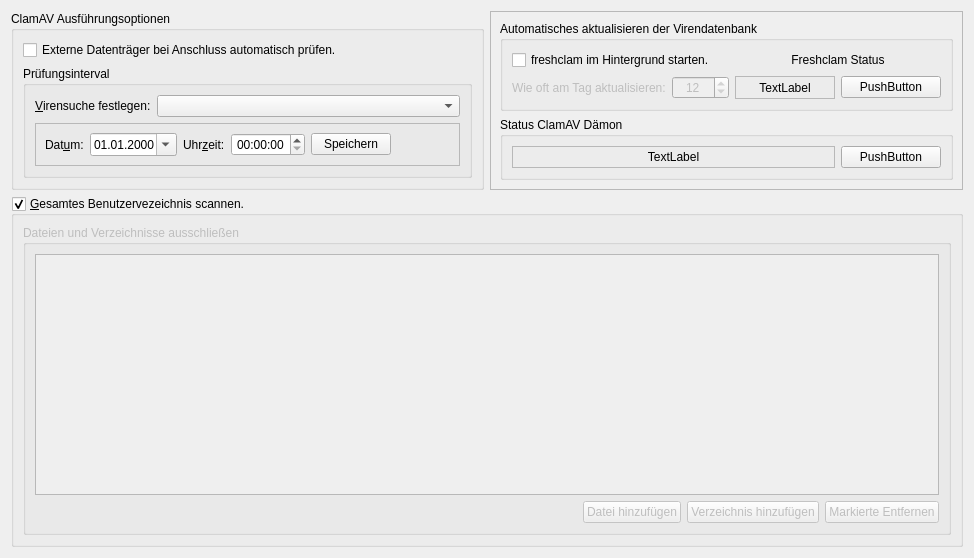
Old version of the form ui/tabscanscheduling.ui in the repository elgolondrino/clamui.
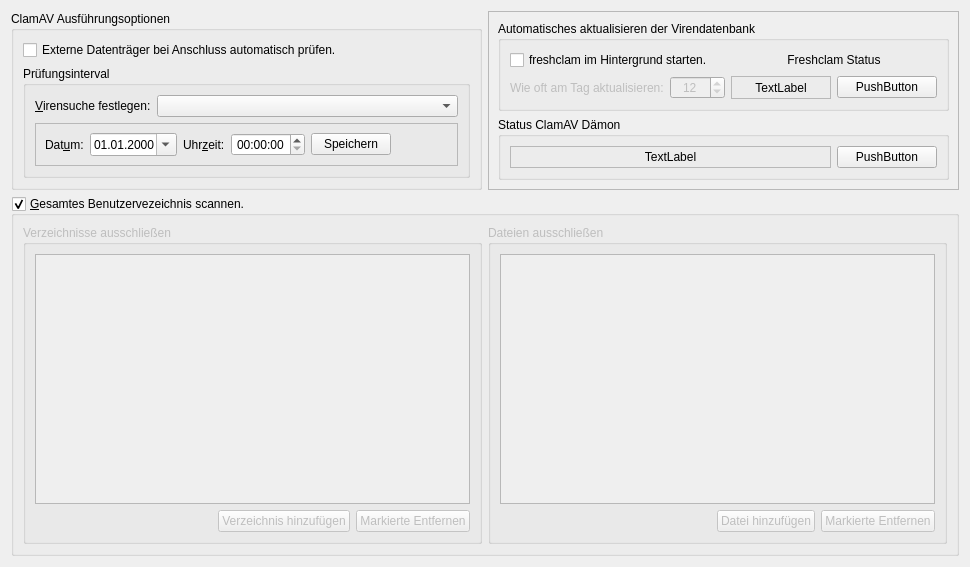
New version of the form. Icons and pictures are not drawn.

Patch:
```diff
--- a/ui/tabscanscheduling.ui
+++ b/ui/tabscanscheduling.ui
@@ -6,8 +6,8 @@
    <rect>
     <x>0</x>
     <y>0</y>
-    <width>974</width>
-    <height>558</height>
+    <width>970</width>
+    <height>567</height>
    </rect>
   </property>
   <property name="windowTitle">
@@ -361,7 +361,7 @@
          <bool>false</bool>
         </property>
         <property name="title">
-         <string>Dateien und Verzeichnisse ausschließen</string>
+         <string>Verzeichnisse ausschließen</string>
         </property>
         <layout class="QVBoxLayout" name="verticalLayout">
          <item>
@@ -413,18 +413,6 @@
              </property>
             </spacer>
            </item>
-           <item>
-            <widget class="QPushButton" name="pushButton_FilesExclude">
-             <property name="text">
-              <string>Datei hinzufügen</string>
-             </property>
-             <property name="icon">
-              <iconset theme="document-open-folder">
-               <normaloff/>
-              </iconset>
-             </property>
-            </widget>
-           </item>
            <item>
             <widget class="QPushButton" name="pushButton_DirectoriesExclude">
              <property name="toolTip">
@@ -460,6 +448,96 @@
         </layout>
        </widget>
       </item>
+      <item>
+       <widget class="QGroupBox" name="groupBox_ExlcludeFile">
+        <property name="enabled">
+         <bool>false</bool>
+        </property>
+        <property name="title">
+         <string>Dateien ausschließen</string>
+        </property>
+        <layout class="QVBoxLayout" name="verticalLayout_7">
+         <item>
+          <widget class="QTableView" name="tableView_FilesExclude">
+           <property name="toolTip">
+            <string>Verzeichnisse die von der Überprüfung ausgeschlossen werden.</string>
+           </property>
+           <property name="editTriggers">
+            <set>QAbstractItemView::NoEditTriggers</set>
+           </property>
+           <property name="alternatingRowColors">
+            <bool>true</bool>
+           </property>
+           <property name="selectionMode">
+            <enum>QAbstractItemView::MultiSelection</enum>
+           </property>
+           <property name="selectionBehavior">
+            <enum>QAbstractItemView::SelectRows</enum>
+           </property>
+           <property name="cornerButtonEnabled">
+            <bool>false</bool>
+           </property>
+           <attribute name="horizontalHeaderVisible">
+            <bool>false</bool>
+           </attribute>
+           <attribute name="horizontalHeaderHighlightSections">
+            <bool>false</bool>
+           </attribute>
+           <attribute name="horizontalHeaderStretchLastSection">
+            <bool>true</bool>
+           </attribute>
+           <attribute name="verticalHeaderVisible">
+            <bool>false</bool>
+           </attribute>
+          </widget>
+         </item>
+         <item>
+          <layout class="QHBoxLayout" name="horizontalLayout_8">
+           <item>
+            <spacer name="horizontalSpacer_4">
+             <property name="orientation">
+              <enum>Qt::Horizontal</enum>
+             </property>
+             <property name="sizeHint" stdset="0">
+              <size>
+               <width>40</width>
+               <height>20</height>
+              </size>
+             </property>
+            </spacer>
+           </item>
+           <item>
+            <widget class="QPushButton" name="pushButton_FilesExclude">
+             <property name="text">
+              <string>Datei hinzufügen</string>
+             </property>
+             <property name="icon">
+              <iconset theme="document-open-folder">
+               <normaloff/>
+              </iconset>
+             </property>
+            </widget>
+           </item>
+           <item>
+            <widget class="QPushButton" name="pushButton_ClearListFiles">
+             <property name="toolTip">
+              <string>Ausgewähltes Verzeichnis entfernen.</string>
+             </property>
+             <property name="text">
+              <string>Markierte Entfernen</string>
+             </property>
+             <property name="icon">
+              <iconset theme="edit-clear-list">
+               <normaloff/>
+              </iconset>
+             </property>
+            </widget>
+           </item>
+          </layout>
+         </item>
+        </layout>
+       </widget>
+      </item>
      </layout>
     </widget>
    </item>
```
Left out of the diff: 1 changed line with no effect on the pictures.
